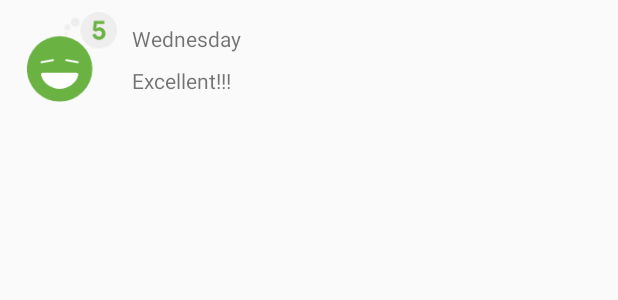
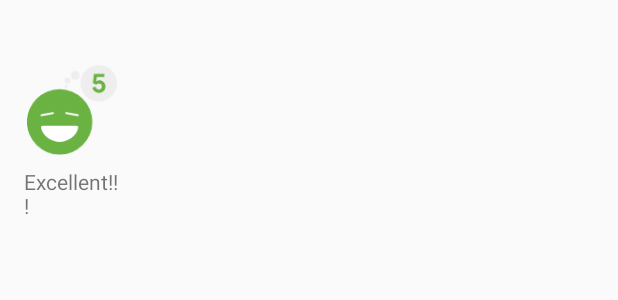
Before and after one commit to luispolippo/Sleep-Tracker, an Android app: the layout list_item_sleep_night.xml on its own in the app's theme, with its tools: preview values and no code run, on a phone screen of 412 x 824 dp. Shown: the top 300 px of the screen. Run offline under Robolectric (Android 15) with nearby library versions, the phone set to English and light mode, and no system bars; Roboto replaces fonts that are not available here.

Commit message:
change the recyclerview manager layout to GridLayout

```diff
--- a/app/src/main/java/com/polippo/sleeptracker/sleeptracker/SleepTrackerFragment.kt
+++ b/app/src/main/java/com/polippo/sleeptracker/sleeptracker/SleepTrackerFragment.kt
@@ -9,6 +9,7 @@ import androidx.fragment.app.Fragment
 import androidx.lifecycle.Observer
 import androidx.lifecycle.ViewModelProvider
 import androidx.navigation.fragment.findNavController
+import androidx.recyclerview.widget.GridLayoutManager
 import com.google.android.material.snackbar.Snackbar
 import com.polippo.sleeptracker.R
 import com.polippo.sleeptracker.database.SleepDatabase
@@ -36,6 +37,9 @@ class SleepTrackerFragment: Fragment() {
         binding.lifecycleOwner = this
 
         binding.sleepTrackerViewModel = sleepTrackerViewModel
+
+        val manager = GridLayoutManager(activity, 3)
+        binding.sleepList.layoutManager = manager
 
         val adapter = SleepNightAdapter()
         binding.sleepList.adapter = adapter
--- a/app/src/main/res/layout/fragment_sleep_tracker.xml
+++ b/app/src/main/res/layout/fragment_sleep_tracker.xml
@@ -22,8 +22,7 @@
         app:layout_constraintStart_toStartOf="parent"
         app:layout_constraintEnd_toEndOf="parent"
         app:layout_constraintTop_toBottomOf="@id/stop_button"
-        app:layout_constraintBottom_toTopOf="@id/clear_button"
-        app:layoutManager="androidx.recyclerview.widget.LinearLayoutManager">
+        app:layout_constraintBottom_toTopOf="@id/clear_button">
 
 
     </androidx.recyclerview.widget.RecyclerView>
--- a/app/src/main/res/layout/list_item_sleep_night.xml
+++ b/app/src/main/res/layout/list_item_sleep_night.xml
@@ -30,26 +30,15 @@
         <TextView
             android:id="@+id/quality_string"
             android:layout_width="0dp"
-            android:layout_height="20dp"
+            android:layout_height="wrap_content"
             android:layout_marginTop="8dp"
             tools:text="Excellent!!!"
-            app:layout_constraintEnd_toEndOf="@+id/sleep_length"
-            app:layout_constraintStart_toStartOf="@+id/sleep_length"
-            app:layout_constraintTop_toBottomOf="@+id/sleep_length"
+            app:layout_constraintEnd_toEndOf="@+id/quality_image"
+            app:layout_constraintStart_toStartOf="@+id/quality_image"
+            app:layout_constraintTop_toBottomOf="@+id/quality_image"
             app:sleepQualityString="@{sleep}"/>
 
-        <TextView
-            android:id="@+id/sleep_length"
-            android:layout_width="0dp"
-            android:layout_height="20dp"
-            android:layout_marginStart="8dp"
-            android:layout_marginTop="8dp"
-            android:layout_marginEnd="16dp"
-            tools:text="Wednesday"
-            app:layout_constraintEnd_toEndOf="parent"
-            app:layout_constraintStart_toEndOf="@id/quality_image"
-            app:layout_constraintTop_toTopOf="@id/quality_image"
-            app:sleepDurationFormatted="@{sleep}"/>
+
 
     </androidx.constraintlayout.widget.ConstraintLayout>
 </layout>
```
